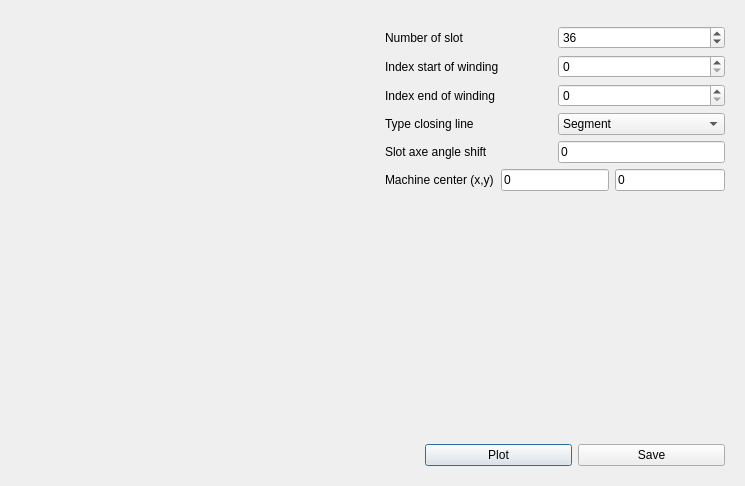
Before: the Qt Designer form pyleecan/GUI/Dxf/DXF_Slot.ui in Eomys/pyleecan, drawn with Qt 5.
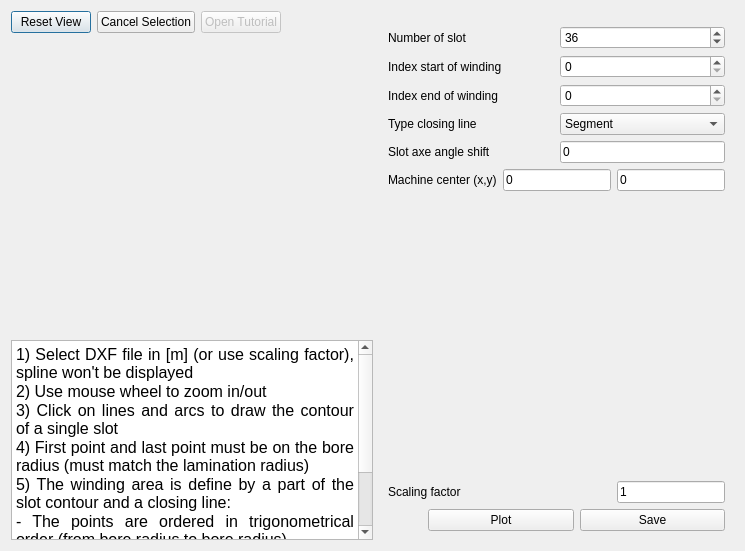
After: the same form once the commit is applied. Icons and pictures are not drawn. Custom widgets are drawn as their Qt base class.

Commit message: [NF] Lamination plot in Slot DXF

```diff
--- a/pyleecan/GUI/Dxf/DXF_Slot.ui
+++ b/pyleecan/GUI/Dxf/DXF_Slot.ui
@@ -7,7 +7,7 @@
     <x>0</x>
     <y>0</y>
     <width>745</width>
-    <height>486</height>
+    <height>551</height>
    </rect>
   </property>
   <property name="windowTitle">
@@ -17,9 +17,79 @@
    <iconset resource="../Resources/pyleecan.qrc">
     <normaloff>:/images/images/icon/pyleecan_64.png</normaloff>:/images/images/icon/pyleecan_64.png</iconset>
   </property>
-  <layout class="QHBoxLayout" name="horizontalLayout">
+  <layout class="QHBoxLayout" name="horizontalLayout_3">
    <item>
-    <widget class="MPLCanvas2" name="w_viewer" native="true"/>
+    <layout class="QVBoxLayout" name="verticalLayout_2">
+     <item>
+      <layout class="QHBoxLayout" name="horizontalLayout">
+       <item>
+        <widget class="QPushButton" name="b_reset">
+         <property name="text">
+          <string>Reset View</string>
+         </property>
+        </widget>
+       </item>
+       <item>
+        <widget class="QPushButton" name="b_cancel">
+         <property name="text">
+          <string>Cancel Selection</string>
+         </property>
+        </widget>
+       </item>
+       <item>
+        <widget class="QPushButton" name="b_tuto">
+         <property name="enabled">
+          <bool>false</bool>
+         </property>
+         <property name="text">
+          <string>Open Tutorial</string>
+         </property>
+        </widget>
+       </item>
+       <item>
+        <spacer name="horizontalSpacer_2">
+         <property name="orientation">
+          <enum>Qt::Horizontal</enum>
+         </property>
+         <property name="sizeHint" stdset="0">
+          <size>
+           <width>40</width>
+           <height>20</height>
+          </size>
+         </property>
+        </spacer>
+       </item>
+      </layout>
+     </item>
+     <item>
+      <widget class="MPLCanvas2" name="w_viewer" native="true"/>
+     </item>
+     <item>
+      <widget class="QTextBrowser" name="textBrowser">
+       <property name="maximumSize">
+        <size>
+         <width>16777215</width>
+         <height>200</height>
+        </size>
+       </property>
+       <property name="html">
+        <string>&lt;!DOCTYPE HTML PUBLIC &quot;-//W3C//DTD HTML 4.0//EN&quot; &quot;http://www.w3.org/TR/REC-html40/strict.dtd&quot;&gt;
+&lt;html&gt;&lt;head&gt;&lt;meta name=&quot;qrichtext&quot; content=&quot;1&quot; /&gt;&lt;style type=&quot;text/css&quot;&gt;
+p, li { white-space: pre-wrap; }
+&lt;/style&gt;&lt;/head&gt;&lt;body style=&quot; font-family:'MS Shell Dlg 2'; font-size:7.8pt; font-weight:400; font-style:normal;&quot;&gt;
+&lt;p align=&quot;justify&quot; style=&quot; margin-top:0px; margin-bottom:0px; margin-left:0px; margin-right:0px; -qt-block-indent:0; text-indent:0px;&quot;&gt;&lt;span style=&quot; font-size:12pt;&quot;&gt;1) Select DXF file in [m] (or use scaling factor), spline won't be displayed&lt;/span&gt;&lt;/p&gt;
+&lt;p align=&quot;justify&quot; style=&quot; margin-top:0px; margin-bottom:0px; margin-left:0px; margin-right:0px; -qt-block-indent:0; text-indent:0px;&quot;&gt;&lt;span style=&quot; font-size:12pt;&quot;&gt;2) Use mouse wheel to zoom in/out&lt;/span&gt;&lt;/p&gt;
+&lt;p align=&quot;justify&quot; style=&quot; margin-top:0px; margin-bottom:0px; margin-left:0px; margin-right:0px; -qt-block-indent:0; text-indent:0px;&quot;&gt;&lt;span style=&quot; font-size:12pt;&quot;&gt;3) Click on lines and arcs to draw the contour of a single slot&lt;/span&gt;&lt;/p&gt;
+&lt;p align=&quot;justify&quot; style=&quot; margin-top:0px; margin-bottom:0px; margin-left:0px; margin-right:0px; -qt-block-indent:0; text-indent:0px;&quot;&gt;&lt;span style=&quot; font-size:12pt;&quot;&gt;4) First point and last point must be on the bore radius (must match the lamination radius)&lt;/span&gt;&lt;/p&gt;
+&lt;p align=&quot;justify&quot; style=&quot; margin-top:0px; margin-bottom:0px; margin-left:0px; margin-right:0px; -qt-block-indent:0; text-indent:0px;&quot;&gt;&lt;span style=&quot; font-size:12pt;&quot;&gt;5) The winding area is define by a part of the slot contour and a closing line:&lt;/span&gt;&lt;/p&gt;
+&lt;p align=&quot;justify&quot; style=&quot; margin-top:0px; margin-bottom:0px; margin-left:0px; margin-right:0px; -qt-block-indent:0; text-indent:0px;&quot;&gt;&lt;span style=&quot; font-size:12pt;&quot;&gt;- The points are ordered in trigonometrical order (from bore radius to bore radius)&lt;/span&gt;&lt;/p&gt;
+&lt;p align=&quot;justify&quot; style=&quot; margin-top:0px; margin-bottom:0px; margin-left:0px; margin-right:0px; -qt-block-indent:0; text-indent:0px;&quot;&gt;&lt;span style=&quot; font-size:12pt;&quot;&gt;- First point index is 0&lt;/span&gt;&lt;/p&gt;
+&lt;p align=&quot;justify&quot; style=&quot; margin-top:0px; margin-bottom:0px; margin-left:0px; margin-right:0px; -qt-block-indent:0; text-indent:0px;&quot;&gt;&lt;span style=&quot; font-size:12pt;&quot;&gt;- Closing line can be either a Segment or an Arc (center 0)&lt;/span&gt;&lt;/p&gt;
+&lt;p align=&quot;justify&quot; style=&quot; margin-top:0px; margin-bottom:0px; margin-left:0px; margin-right:0px; -qt-block-indent:0; text-indent:0px;&quot;&gt;&lt;span style=&quot; font-size:12pt;&quot;&gt;6) Plot to check and save&lt;/span&gt;&lt;/p&gt;&lt;/body&gt;&lt;/html&gt;</string>
+       </property>
+      </widget>
+     </item>
+    </layout>
    </item>
    <item>
     <widget class="QWidget" name="widget" native="true">
@@ -196,6 +266,30 @@
         </property>
        </spacer>
       </item>
+      <item>
+       <layout class="QHBoxLayout" name="horizontalLayout_4">
+        <item>
+         <widget class="QLabel" name="in_scaling">
+          <property name="text">
+           <string>Scaling factor</string>
+          </property>
+         </widget>
+        </item>
+        <item>
+         <widget class="FloatEdit" name="lf_scaling">
+          <property name="sizePolicy">
+           <sizepolicy hsizetype="Fixed" vsizetype="Fixed">
+            <horstretch>0</horstretch>
+            <verstretch>0</verstretch>
+           </sizepolicy>
+          </property>
+          <property name="text">
+           <string>1</string>
+          </property>
+         </widget>
+        </item>
+       </layout>
+      </item>
       <item>
        <layout class="QHBoxLayout" name="horizontalLayout_2">
         <property name="sizeConstraint">
```
The commit also changes 5 other files.
